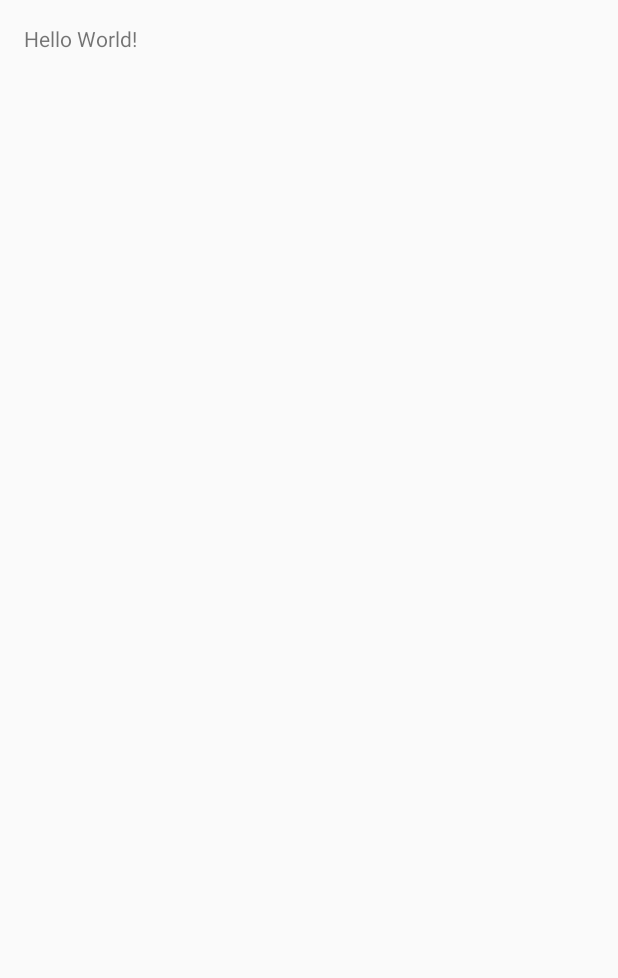
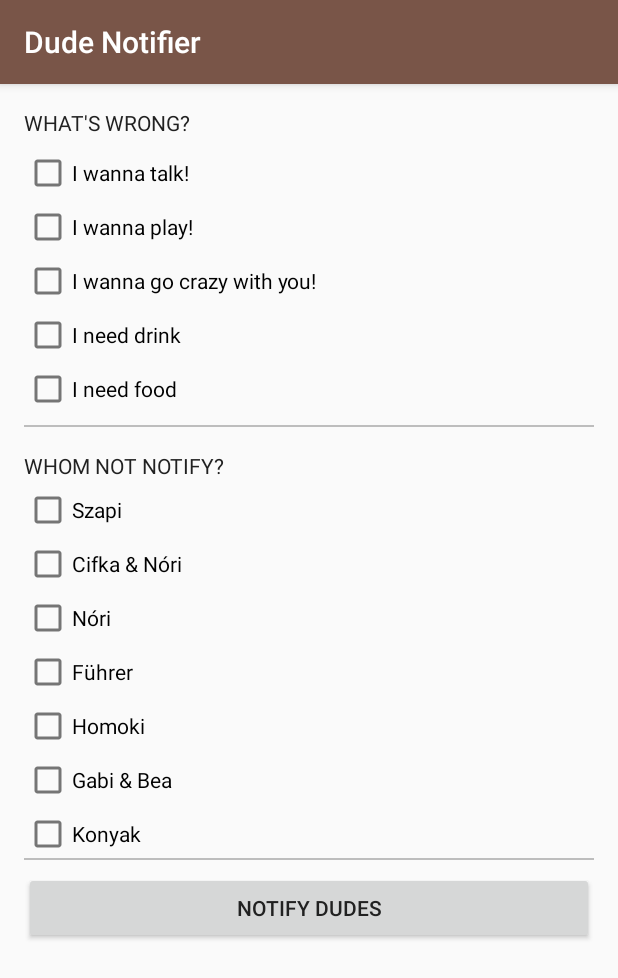
Before and after one commit to mrpeny/DuNo, an Android app: the screen it shows after launch (MainActivity), on a phone screen of 412 x 824 dp. Before the commit the part shown is almost empty. Shown: the top 978 px of the screen. Run offline under Robolectric (Android 15) with nearby library versions, the light colour scheme and no system bars.

Commit message:
User interface finished. Test methods in java

```diff
--- a/app/src/main/java/com/example/android/duno/MainActivity.java
+++ b/app/src/main/java/com/example/android/duno/MainActivity.java
@@ -1,7 +1,9 @@
 package com.example.android.duno;
 
+import android.content.Intent;
+import android.os.Bundle;
 import android.support.v7.app.AppCompatActivity;
-import android.os.Bundle;
+import android.view.View;
 
 public class MainActivity extends AppCompatActivity {
 
@@ -10,4 +12,16 @@ public class MainActivity extends AppCompatActivity {
         super.onCreate(savedInstanceState);
         setContentView(R.layout.activity_main);
     }
+
+    public void notifyDudes(View view) {
+        Intent intent = new Intent(Intent.ACTION_SEND);
+        intent.setType("*/*");
+        String[] addresses = {"happypeny@gmail.com", "bencekonya@gmail.com"};
+        intent.putExtra(Intent.EXTRA_EMAIL, addresses);
+        intent.putExtra(Intent.EXTRA_SUBJECT, getResources().getString(R.string.app_name));
+        intent.putExtra(Intent.EXTRA_TEXT, "Szevasztok Köcsögök!");
+        if (intent.resolveActivity(getPackageManager()) != null) {
+            startActivity(intent);
+        }
+    }
 }
--- a/app/src/main/res/layout/activity_main.xml
+++ b/app/src/main/res/layout/activity_main.xml
@@ -1,17 +1,124 @@
 <?xml version="1.0" encoding="utf-8"?>
-<RelativeLayout xmlns:android="http://schemas.android.com/apk/res/android"
+<ScrollView xmlns:android="http://schemas.android.com/apk/res/android"
     xmlns:tools="http://schemas.android.com/tools"
     android:id="@+id/activity_main"
     android:layout_width="match_parent"
     android:layout_height="match_parent"
-    android:paddingBottom="@dimen/activity_vertical_margin"
-    android:paddingLeft="@dimen/activity_horizontal_margin"
-    android:paddingRight="@dimen/activity_horizontal_margin"
-    android:paddingTop="@dimen/activity_vertical_margin"
     tools:context="com.example.android.duno.MainActivity">
 
-    <TextView
-        android:layout_width="wrap_content"
+    <LinearLayout
+        android:layout_width="match_parent"
         android:layout_height="wrap_content"
-        android:text="Hello World!" />
-</RelativeLayout>
+        android:orientation="vertical"
+        android:paddingBottom="@dimen/activity_vertical_margin"
+        android:paddingLeft="@dimen/activity_horizontal_margin"
+        android:paddingRight="@dimen/activity_horizontal_margin"
+        android:paddingTop="@dimen/activity_vertical_margin">
+
+        <TextView
+            android:layout_width="match_parent"
+            android:layout_height="wrap_content"
+            android:text="@string/problem_label"
+            android:textAllCaps="true"
+            android:textColor="@color/colorPrimaryText" />
+
+        <CheckBox
+            android:layout_width="wrap_content"
+            android:layout_height="wrap_content"
+            android:layout_marginTop="8dp"
+            android:text="@string/wanna_talk_checkbox" />
+
+        <CheckBox
+            android:layout_width="wrap_content"
+            android:layout_height="wrap_content"
+            android:layout_marginTop="4dp"
+            android:text="@string/wanna_play_checkbox" />
+
+        <CheckBox
+            android:layout_width="wrap_content"
+            android:layout_height="wrap_content"
+            android:layout_marginTop="4dp"
+            android:text="@string/wanna_go_crazy_checkbox" />
+
+        <CheckBox
+            android:layout_width="wrap_content"
+            android:layout_height="wrap_content"
+            android:layout_marginTop="4dp"
+            android:text="@string/need_drink_checkbox" />
+
+        <CheckBox
+            android:layout_width="wrap_content"
+            android:layout_height="wrap_content"
+            android:layout_marginBottom="8dp"
+            android:layout_marginTop="4dp"
+            android:text="@string/need_food_checkbox" />
+
+        <View
+            android:layout_width="match_parent"
+            android:layout_height="1dp"
+            android:background="@color/colorDivider" />
+
+        <TextView
+            android:layout_width="match_parent"
+            android:layout_height="wrap_content"
+            android:layout_marginTop="16dp"
+            android:text="@string/notified_label"
+            android:textAllCaps="true"
+            android:textColor="@color/colorPrimaryText" />
+
+        <CheckBox
+            android:layout_width="wrap_content"
+            android:layout_height="wrap_content"
+            android:layout_marginTop="4dp"
+            android:text="Szapi" />
+
+        <CheckBox
+            android:layout_width="wrap_content"
+            android:layout_height="wrap_content"
+            android:layout_marginTop="4dp"
+            android:text="Cifka &amp; Nóri" />
+
+        <CheckBox
+            android:layout_width="wrap_content"
+            android:layout_height="wrap_content"
+            android:layout_marginTop="4dp"
+            android:text="Nóri" />
+
+        <CheckBox
+            android:layout_width="wrap_content"
+            android:layout_height="wrap_content"
+            android:layout_marginTop="4dp"
+            android:text="Führer" />
+
+        <CheckBox
+            android:layout_width="wrap_content"
+            android:layout_height="wrap_content"
+            android:layout_marginTop="4dp"
+            android:text="Homoki" />
+
+        <CheckBox
+            android:layout_width="wrap_content"
+            android:layout_height="wrap_content"
+            android:layout_marginTop="4dp"
+            android:text="Gabi &amp; Bea" />
+
+        <CheckBox
+            android:layout_width="wrap_content"
+            android:layout_height="wrap_content"
+            android:layout_marginTop="4dp"
+            android:text="Konyak" />
+
+        <View
+            android:layout_width="match_parent"
+            android:layout_height="1dp"
+            android:background="@color/colorDivider" />
+
+        <Button
+            android:layout_width="match_parent"
+            android:layout_height="wrap_content"
+            android:layout_marginTop="8dp"
+            android:onClick="notifyDudes"
+            android:text="@string/notify_button" />
+
+    </LinearLayout>
+</ScrollView>
--- a/app/src/main/res/values/strings.xml
+++ b/app/src/main/res/values/strings.xml
@@ -1,3 +1,11 @@
 <resources>
-    <string name="app_name">DuNo</string>
+    <string name="app_name">Dude Notifier</string>
+    <string name="problem_label">What\'s wrong?</string>
+    <string name="notified_label">Whom not notify?</string>
+    <string name="need_food_checkbox">I need food</string>
+    <string name="need_drink_checkbox">I need drink</string>
+    <string name="wanna_talk_checkbox">I wanna talk!</string>
+    <string name="wanna_play_checkbox">I wanna play!</string>
+    <string name="wanna_go_crazy_checkbox">I wanna go crazy with you!</string>
+    <string name="notify_button">Notify Dudes</string>
 </resources>
--- a/app/src/main/res/values/styles.xml
+++ b/app/src/main/res/values/styles.xml
@@ -1,11 +1,14 @@
 <resources>
 
     <!-- Base application theme. -->
-    <style name="AppTheme" parent="Theme.AppCompat.Light.NoActionBar">
+    <style name="AppTheme" parent="Theme.AppCompat.Light.DarkActionBar">
         <!-- Customize your theme here. -->
         <item name="colorPrimary">@color/colorPrimary</item>
         <item name="colorPrimaryDark">@color/colorPrimaryDark</item>
         <item name="colorAccent">@color/colorAccent</item>
+        <item name="android:textColorPrimary">@color/colorPrimaryText</item>
+        <item name="android:textColorSecondary">@color/colorSecondaryText</item>
+        <item name="android:drawable">@color/colorAccent</item>
     </style>
 
 </resources>
```
Also changed, not shown: 1 other file.
